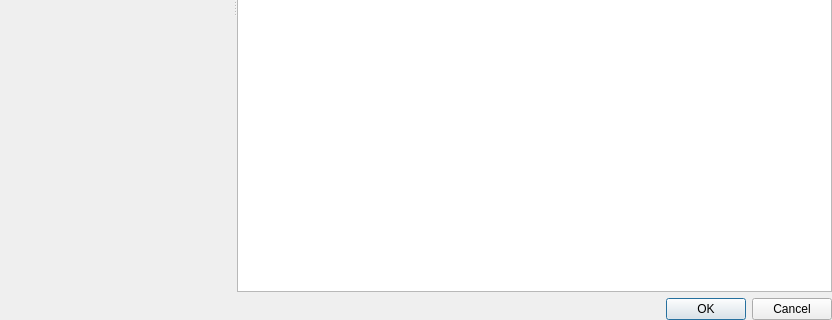
This is src/plugins/preferences/common/tabledetailswidget.ui in august-alt/gpui as Qt 5 draws it before an edit; both pictures show x 0 to 832 and y 309 to 629 of the 832 by 629 pixel window. The edited form follows.
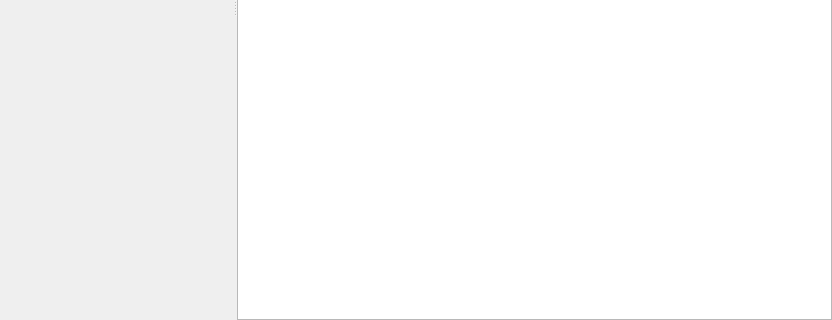
This is the edited form. Custom widgets are drawn as their Qt base class.

Commit message: feat: remove ok and cancel buttons form table details widget

Patch:
```diff
--- a/src/plugins/preferences/common/tabledetailswidget.ui
+++ b/src/plugins/preferences/common/tabledetailswidget.ui
@@ -60,13 +60,6 @@
          </property>
         </widget>
        </item>
-       <item>
-        <widget class="QDialogButtonBox" name="buttonBox">
-         <property name="standardButtons">
-          <set>QDialogButtonBox::Cancel|QDialogButtonBox::Ok</set>
-         </property>
-        </widget>
-       </item>
       </layout>
      </widget>
     </widget>
```
The commit also changes 1 other file.
